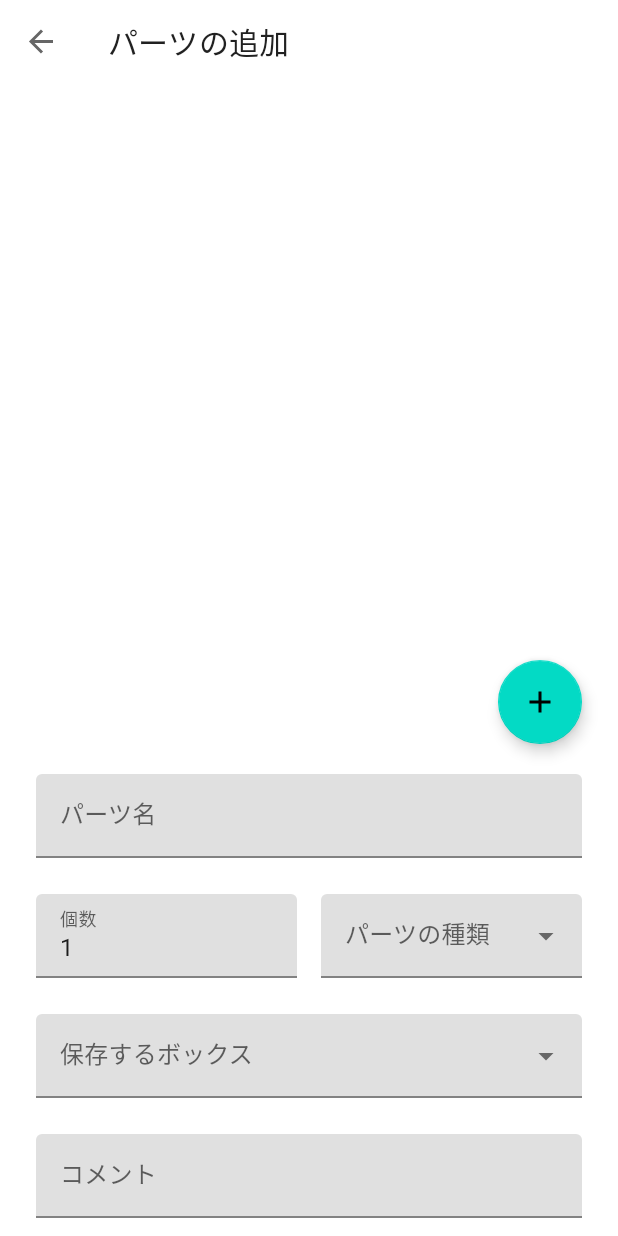
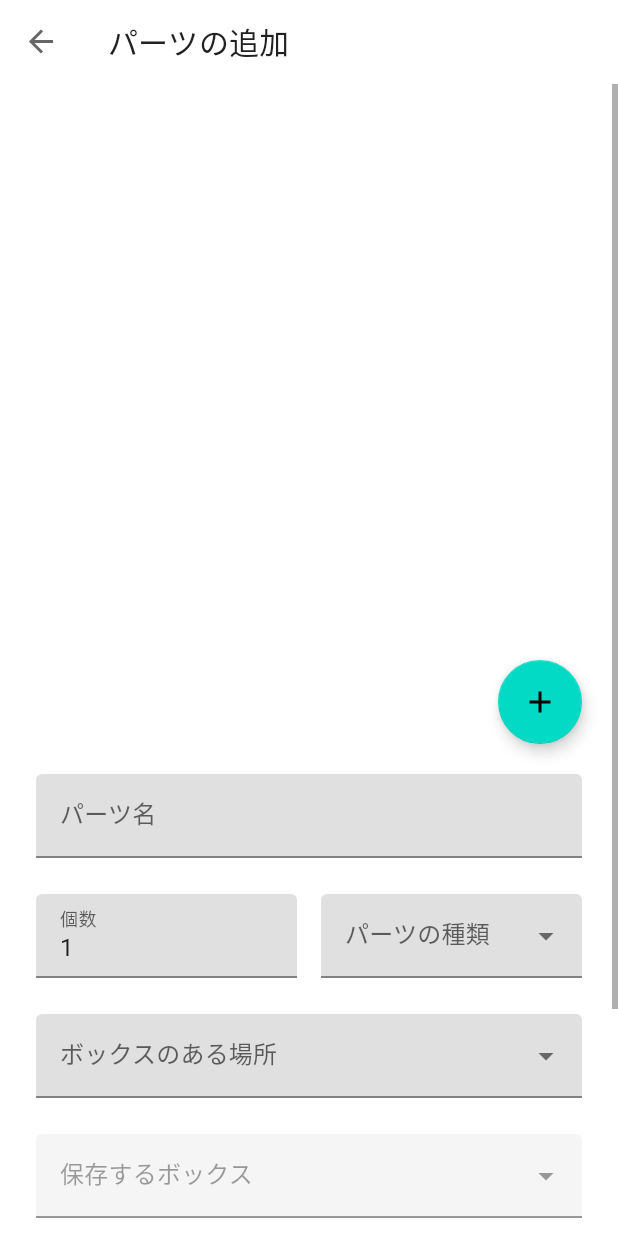
Before and after one commit to blackbracken/neji-android, an Android app: the AddPartsFragment screen opened through its navigation route, on a phone screen of 412 x 824 dp. Run offline under Robolectric (Android 15) with nearby library versions, the phone set to English and light mode, and no system bars; our stand-ins replace Dagger/Hilt's generated code, Firebase (no records; nobody signed in at launch, a user with empty details on screens opened directly), navigation-ui; libraries missing offline, so code that uses them is left out: androidx.datastore, androidx.hilt, androidx.hilt.lifecycle, com.wada811.viewbinding, com.xwray.groupie; pictures from the network do not load; 8 statements that could not run were skipped.

Commit message:
pop boxes to save accord to given region

```diff
--- a/app/src/main/java/black/bracken/neji/ext/DatabaseReferenceExt.kt
+++ b/app/src/main/java/black/bracken/neji/ext/DatabaseReferenceExt.kt
@@ -11,7 +11,7 @@ import kotlinx.coroutines.flow.Flow
 import kotlinx.coroutines.flow.channelFlow
 
 @ExperimentalCoroutinesApi
-fun <T> DatabaseReference.createFlow(
+fun <T> DatabaseReference.createSimpleFlow(
     onChanged: ProducerScope<T>.(DataSnapshot) -> Unit,
     onCancelled: (DatabaseError) -> Unit = { error -> throw error.toException() }
 ): Flow<T> = channelFlow {
@@ -19,7 +19,7 @@ fun <T> DatabaseReference.createFlow(
         override fun onDataChange(snapshot: DataSnapshot) = onChanged(snapshot)
         override fun onCancelled(error: DatabaseError) = onCancelled(error)
     }
-    this@createFlow.addValueEventListener(listener)
+    this@createSimpleFlow.addValueEventListener(listener)
     awaitClose()
-    this@createFlow.removeEventListener(listener)
+    this@createSimpleFlow.removeEventListener(listener)
 }
--- a/app/src/main/java/black/bracken/neji/ui/addparts/AddPartsViewModel.kt
+++ b/app/src/main/java/black/bracken/neji/ui/addparts/AddPartsViewModel.kt
@@ -1,14 +1,26 @@
 package black.bracken.neji.ui.addparts
 
 import androidx.hilt.lifecycle.ViewModelInject
-import androidx.lifecycle.ViewModel
-import androidx.lifecycle.asLiveData
+import androidx.lifecycle.*
+import black.bracken.neji.model.firebase.Box
+import black.bracken.neji.model.firebase.Region
 import black.bracken.neji.repository.FirebaseRepository
+import kotlinx.coroutines.launch
 
 class AddPartsViewModel @ViewModelInject constructor(
-    firebaseRepository: FirebaseRepository
+    private val firebaseRepository: FirebaseRepository
 ) : ViewModel() {
 
+    val regions = firebaseRepository.regions().asLiveData()
     val partsTypes = firebaseRepository.partTypes().asLiveData()
 
+    private val _boxes: MutableLiveData<List<Box>> = MutableLiveData()
+    val boxes: LiveData<List<Box>> get() = _boxes
+
+    fun fetchBoxesInRegion(region: Region) {
+        viewModelScope.launch {
+            _boxes.postValue(firebaseRepository.boxesInRegion(region))
+        }
+    }
+
 }
--- a/app/src/main/java/black/bracken/neji/ui/top/item/TopCardItem.kt
+++ b/app/src/main/java/black/bracken/neji/ui/top/item/TopCardItem.kt
@@ -4,7 +4,7 @@ import android.content.Context
 import android.view.View
 import black.bracken.neji.R
 import black.bracken.neji.databinding.CardItemTopBinding
-import black.bracken.neji.model.Region
+import black.bracken.neji.model.firebase.Region
 import com.xwray.groupie.viewbinding.BindableItem
 
 class TopCardItem(
--- a/app/src/main/res/layout/activity_main.xml
+++ b/app/src/main/res/layout/activity_main.xml
@@ -1,30 +1,24 @@
 <?xml version="1.0" encoding="utf-8"?>
-<androidx.constraintlayout.widget.ConstraintLayout xmlns:android="http://schemas.android.com/apk/res/android"
+<LinearLayout xmlns:android="http://schemas.android.com/apk/res/android"
     xmlns:app="http://schemas.android.com/apk/res-auto"
     xmlns:tools="http://schemas.android.com/tools"
     android:layout_width="match_parent"
     android:layout_height="match_parent"
+    android:orientation="vertical"
     tools:context=".ui.MainActivity">
 
     <com.google.android.material.appbar.MaterialToolbar
         android:id="@+id/toolbar"
         android:layout_width="match_parent"
         android:layout_height="?attr/actionBarSize"
-        app:layout_constraintEnd_toEndOf="parent"
-        app:layout_constraintStart_toStartOf="parent"
-        app:layout_constraintTop_toTopOf="parent"
         app:title="@string/app_name" />
 
     <androidx.fragment.app.FragmentContainerView
         android:id="@+id/nav_host_fragment"
         android:name="androidx.navigation.fragment.NavHostFragment"
-        android:layout_width="0dp"
-        android:layout_height="0dp"
+        android:layout_width="match_parent"
+        android:layout_height="match_parent"
         app:defaultNavHost="true"
-        app:layout_constraintBottom_toBottomOf="parent"
-        app:layout_constraintEnd_toEndOf="parent"
-        app:layout_constraintStart_toStartOf="parent"
-        app:layout_constraintTop_toBottomOf="@id/toolbar"
         app:navGraph="@navigation/nav_graph" />
 
-</androidx.constraintlayout.widget.ConstraintLayout>
+</LinearLayout>
--- a/app/src/main/res/layout/add_parts_fragment.xml
+++ b/app/src/main/res/layout/add_parts_fragment.xml
@@ -1,5 +1,5 @@
 <?xml version="1.0" encoding="utf-8"?>
-<androidx.core.widget.NestedScrollView xmlns:android="http://schemas.android.com/apk/res/android"
+<ScrollView xmlns:android="http://schemas.android.com/apk/res/android"
     xmlns:app="http://schemas.android.com/apk/res-auto"
     xmlns:tools="http://schemas.android.com/tools"
     android:layout_width="match_parent"
@@ -8,7 +8,7 @@
 
     <androidx.constraintlayout.widget.ConstraintLayout
         android:layout_width="match_parent"
-        android:layout_height="match_parent">
+        android:layout_height="wrap_content">
 
         <ImageView
             android:id="@+id/image_parts"
@@ -18,8 +18,7 @@
             app:layout_constraintEnd_toEndOf="parent"
             app:layout_constraintStart_toStartOf="parent"
             app:layout_constraintTop_toTopOf="parent"
-            tools:ignore="ContentDescription"
-            />
+            tools:ignore="ContentDescription" />
 
         <com.google.android.material.floatingactionbutton.FloatingActionButton
             android:id="@+id/fab_add_image"
@@ -95,16 +94,37 @@
         </com.google.android.material.textfield.TextInputLayout>
 
         <com.google.android.material.textfield.TextInputLayout
+            android:id="@+id/input_region_of_box"
+            style="@style/Widget.MaterialComponents.TextInputLayout.FilledBox.ExposedDropdownMenu"
+            android:layout_width="0dp"
+            android:layout_height="wrap_content"
+            android:layout_marginHorizontal="@dimen/margin_medium"
+            android:layout_marginTop="@dimen/margin_medium"
+            android:hint="@string/add_parts_region_of_box"
+            app:layout_constraintEnd_toEndOf="parent"
+            app:layout_constraintStart_toStartOf="parent"
+            app:layout_constraintTop_toBottomOf="@id/input_parts_amount">
+
+            <com.google.android.material.textfield.MaterialAutoCompleteTextView
+                android:id="@+id/auto_complete_text_region_of_box"
+                android:layout_width="match_parent"
+                android:layout_height="wrap_content"
+                android:inputType="none"
+                tools:ignore="LabelFor" />
+        </com.google.android.material.textfield.TextInputLayout>
+
+        <com.google.android.material.textfield.TextInputLayout
             android:id="@+id/input_box_to_save"
             style="@style/Widget.MaterialComponents.TextInputLayout.FilledBox.ExposedDropdownMenu"
             android:layout_width="0dp"
             android:layout_height="wrap_content"
             android:layout_marginHorizontal="@dimen/margin_medium"
             android:layout_marginTop="@dimen/margin_medium"
+            android:enabled="false"
             android:hint="@string/add_parts_box_to_save"
             app:layout_constraintEnd_toEndOf="parent"
             app:layout_constraintStart_toStartOf="parent"
-            app:layout_constraintTop_toBottomOf="@id/input_parts_amount">
+            app:layout_constraintTop_toBottomOf="@id/input_region_of_box">
 
             <com.google.android.material.textfield.MaterialAutoCompleteTextView
                 android:id="@+id/auto_complete_text_box_to_save"
@@ -146,4 +166,4 @@
             app:layout_constraintVertical_bias="0" />
 
     </androidx.constraintlayout.widget.ConstraintLayout>
-</androidx.core.widget.NestedScrollView>
+</ScrollView>
--- a/app/src/main/res/values/strings.xml
+++ b/app/src/main/res/values/strings.xml
@@ -12,6 +12,7 @@
     <string name="add_parts_amount">個数</string>
     <string name="add_parts_type">パーツの種類</string>
     <string name="add_parts_comment">コメント</string>
+    <string name="add_parts_region_of_box">ボックスのある場所</string>
     <string name="add_parts_box_to_save">保存するボックス</string>
     <string name="add_parts_adding">追加</string>
     <string name="snackbar_invalid_value">エラー: 不正な値が存在します</string>
```
Also changed, not shown: app/src/main/java/black/bracken/neji/model/Region.kt (deleted, +0 -9 lines), app/src/main/java/black/bracken/neji/model/firebase/Box.kt (added, +14 -0 lines), app/src/main/java/black/bracken/neji/model/firebase/Region.kt (added, +13 -0 lines), app/src/main/java/black/bracken/neji/repository/FirebaseRepository.kt (+28 -17 lines), app/src/main/java/black/bracken/neji/ui/addparts/AddPartsFragment.kt (+27 -3 lines), app/src/main/res/layout/setup_fragment.xml (+4 -6 lines), 1 other file.
